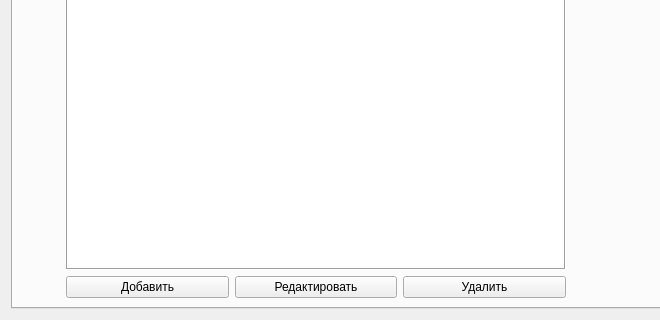
Old version of the form UI/UIForms/mainForm.ui in the repository FelixMailwriter/VendService; both pictures show x 0 to 660 and y 354 to 674 of the 883 by 674 pixel window.
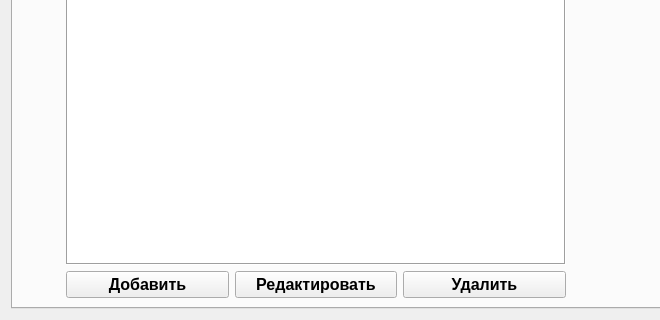
New version of the form.

```diff
--- a/UI/UIForms/mainForm.ui
+++ b/UI/UIForms/mainForm.ui
@@ -148,6 +148,13 @@
               <layout class="QHBoxLayout" name="horizontalLayout">
                <item>
                 <widget class="QPushButton" name="btn_AddItem">
+                 <property name="font">
+                  <font>
+                   <pointsize>12</pointsize>
+                   <weight>75</weight>
+                   <bold>true</bold>
+                  </font>
+                 </property>
                  <property name="text">
                   <string>Добавить</string>
                  </property>
@@ -155,6 +162,13 @@
                </item>
                <item>
                 <widget class="QPushButton" name="btn_EditItem">
+                 <property name="font">
+                  <font>
+                   <pointsize>12</pointsize>
+                   <weight>75</weight>
+                   <bold>true</bold>
+                  </font>
+                 </property>
                  <property name="text">
                   <string>Редактировать</string>
                  </property>
@@ -162,6 +176,13 @@
                </item>
                <item>
                 <widget class="QPushButton" name="btn_RemoveItem">
+                 <property name="font">
+                  <font>
+                   <pointsize>12</pointsize>
+                   <weight>75</weight>
+                   <bold>true</bold>
+                  </font>
+                 </property>
                  <property name="text">
                   <string>Удалить</string>
                  </property>
```
